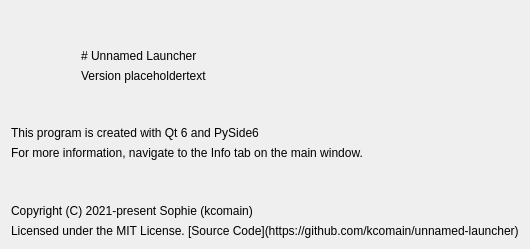
Above: unnamed/ui/AboutDialog.ui from kcomain/unnamed-launcher before the change. Below: the same form after it.
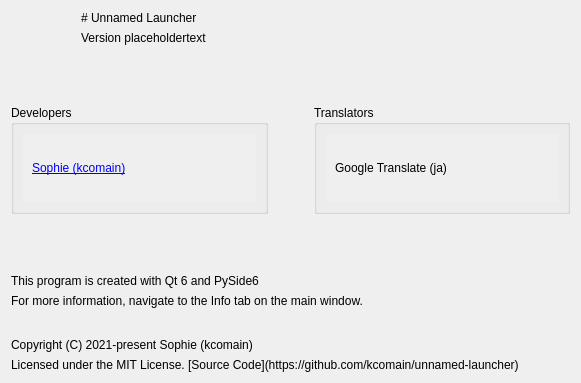
That is the form after the change. Icons and pictures are not drawn.

The edit to the form file:
```diff
--- a/unnamed/ui/AboutDialog.ui
+++ b/unnamed/ui/AboutDialog.ui
@@ -6,8 +6,8 @@
    <rect>
     <x>0</x>
     <y>0</y>
-    <width>451</width>
-    <height>249</height>
+    <width>581</width>
+    <height>383</height>
    </rect>
   </property>
   <property name="minimumSize">
@@ -23,22 +23,7 @@
    <iconset resource="../resources.qrc">
     <normaloff>:/images/resources/reimu.ico</normaloff>:/images/resources/reimu.ico</iconset>
   </property>
-  <layout class="QGridLayout" name="gridLayout">
-   <item row="0" column="2" rowspan="2">
     <layout class="QVBoxLayout" name="verticalLayout">
-     <item>
-      <spacer name="verticalSpacer_3">
-       <property name="orientation">
-        <enum>Qt::Vertical</enum>
-       </property>
-       <property name="sizeHint" stdset="0">
-        <size>
-         <width>20</width>
-         <height>40</height>
-        </size>
-       </property>
-      </spacer>
-     </item>
      <item>
       <layout class="QHBoxLayout" name="horizontalLayout_6">
        <item>
@@ -99,15 +84,145 @@
       </layout>
      </item>
      <item>
-      <spacer name="verticalSpacer">
+    <spacer name="verticalSpacer_3">
        <property name="orientation">
         <enum>Qt::Vertical</enum>
+     </property>
+     <property name="sizeType">
+      <enum>QSizePolicy::Expanding</enum>
+     </property>
+     <property name="sizeHint" stdset="0">
+      <size>
+       <width>20</width>
+       <height>40</height>
+      </size>
+     </property>
+    </spacer>
+   </item>
+   <item>
+    <layout class="QHBoxLayout" name="horizontalLayout_2">
+     <item>
+      <widget class="QGroupBox" name="groupBox">
+       <property name="sizePolicy">
+        <sizepolicy hsizetype="Preferred" vsizetype="Preferred">
+         <horstretch>0</horstretch>
+         <verstretch>0</verstretch>
+        </sizepolicy>
+       </property>
+       <property name="title">
+        <string>Developers</string>
+       </property>
+       <layout class="QHBoxLayout" name="horizontalLayout">
+        <item>
+         <widget class="QScrollArea" name="scrollArea">
+          <property name="sizePolicy">
+           <sizepolicy hsizetype="Expanding" vsizetype="Preferred">
+            <horstretch>0</horstretch>
+            <verstretch>0</verstretch>
+           </sizepolicy>
+          </property>
+          <property name="frameShape">
+           <enum>QFrame::NoFrame</enum>
+          </property>
+          <property name="widgetResizable">
+           <bool>true</bool>
+          </property>
+          <widget class="QWidget" name="scrollAreaWidgetContents">
+           <property name="geometry">
+            <rect>
+             <x>0</x>
+             <y>0</y>
+             <width>231</width>
+             <height>76</height>
+            </rect>
+           </property>
+           <layout class="QVBoxLayout" name="verticalLayout_3">
+            <item>
+             <widget class="QLabel" name="label_6">
+              <property name="text">
+               <string>&lt;html&gt;&lt;head/&gt;&lt;body&gt;&lt;p&gt;&lt;a href=&quot;https://kcomain.dev&quot;&gt;&lt;span style=&quot; text-decoration: underline; color:#0000ff;&quot;&gt;Sophie (kcomain)&lt;/span&gt;&lt;/a&gt;&lt;/p&gt;&lt;/body&gt;&lt;/html&gt;</string>
+              </property>
+              <property name="openExternalLinks">
+               <bool>true</bool>
+              </property>
+             </widget>
+            </item>
+           </layout>
+          </widget>
+         </widget>
+        </item>
+       </layout>
+      </widget>
+     </item>
+     <item>
+      <spacer name="horizontalSpacer">
+       <property name="orientation">
+        <enum>Qt::Horizontal</enum>
        </property>
        <property name="sizeType">
         <enum>QSizePolicy::Preferred</enum>
        </property>
        <property name="sizeHint" stdset="0">
         <size>
+         <width>40</width>
+         <height>20</height>
+        </size>
+       </property>
+      </spacer>
+     </item>
+     <item>
+      <widget class="QGroupBox" name="groupBox_2">
+       <property name="title">
+        <string>Translators</string>
+       </property>
+       <layout class="QVBoxLayout" name="verticalLayout_2">
+        <item>
+         <widget class="QScrollArea" name="scrollArea_3">
+          <property name="frameShape">
+           <enum>QFrame::NoFrame</enum>
+          </property>
+          <property name="widgetResizable">
+           <bool>true</bool>
+          </property>
+          <widget class="QWidget" name="scrollAreaWidgetContents_3">
+           <property name="geometry">
+            <rect>
+             <x>0</x>
+             <y>0</y>
+             <width>230</width>
+             <height>76</height>
+            </rect>
+           </property>
+           <layout class="QVBoxLayout" name="verticalLayout_4">
+            <item>
+             <widget class="QLabel" name="label_11">
+              <property name="text">
+               <string>Google Translate (ja)</string>
+              </property>
+              <property name="openExternalLinks">
+               <bool>true</bool>
+              </property>
+             </widget>
+            </item>
+           </layout>
+          </widget>
+         </widget>
+        </item>
+       </layout>
+      </widget>
+     </item>
+    </layout>
+   </item>
+   <item>
+    <spacer name="verticalSpacer">
+     <property name="orientation">
+      <enum>Qt::Vertical</enum>
+     </property>
+     <property name="sizeType">
+      <enum>QSizePolicy::Expanding</enum>
+     </property>
+     <property name="sizeHint" stdset="0">
+      <size>
          <width>20</width>
          <height>40</height>
         </size>
@@ -133,10 +248,13 @@
        <property name="orientation">
         <enum>Qt::Vertical</enum>
        </property>
+     <property name="sizeType">
+      <enum>QSizePolicy::Maximum</enum>
+     </property>
        <property name="sizeHint" stdset="0">
         <size>
          <width>20</width>
-         <height>40</height>
+       <height>24</height>
         </size>
        </property>
       </spacer>
@@ -160,8 +278,6 @@
         <bool>true</bool>
        </property>
       </widget>
-     </item>
-    </layout>
    </item>
   </layout>
  </widget>
```
Lines whose indentation alone changed are shown as unchanged.
